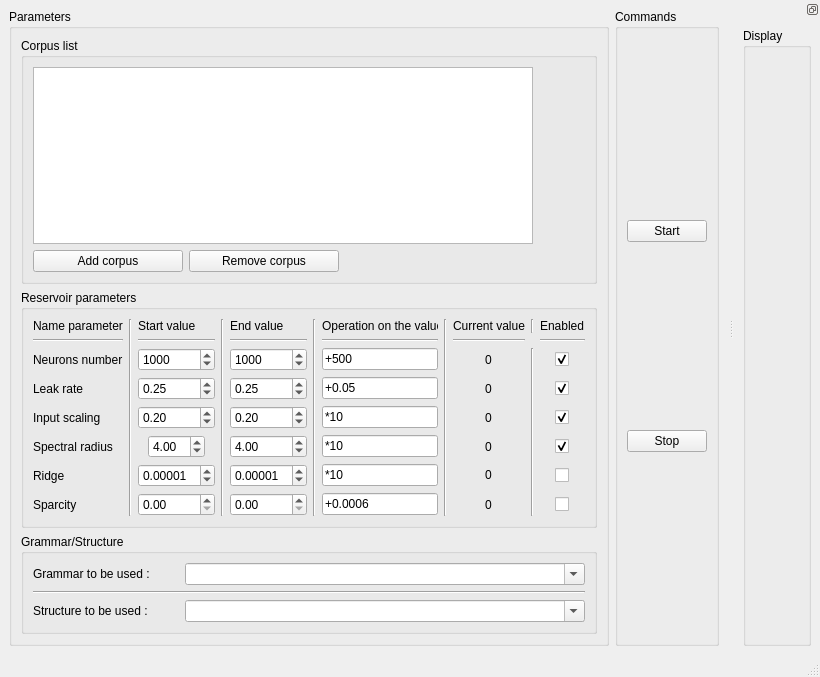
First picture: the form in reservoir/form/interfaceReservoir.ui, repository FlorianLance/neuron-computing-cuda, before the edit.
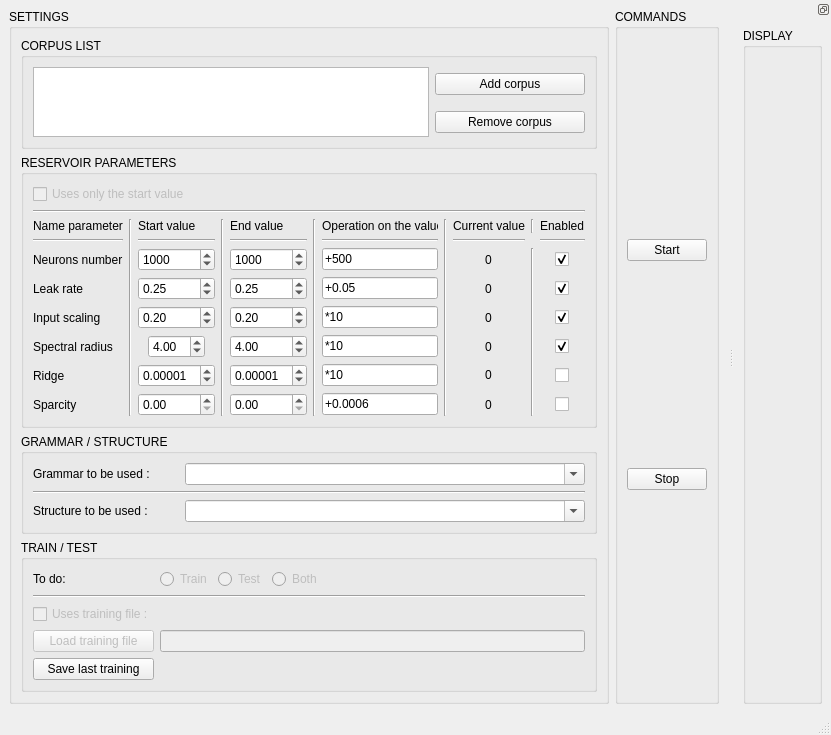
Second picture: the form after the edit.

Commit message: [interface][template]

Diff of the .ui file:
```diff
--- a/reservoir/form/interfaceReservoir.ui
+++ b/reservoir/form/interfaceReservoir.ui
@@ -7,7 +7,7 @@
     <x>0</x>
     <y>0</y>
     <width>753</width>
-    <height>677</height>
+    <height>694</height>
    </rect>
   </property>
   <property name="windowTitle">
@@ -18,7 +18,7 @@
     <item row="0" column="2">
      <widget class="QGroupBox" name="groupBox_4">
       <property name="title">
-       <string>Commands</string>
+       <string>COMMANDS</string>
       </property>
       <layout class="QGridLayout" name="gridLayout_9">
        <item row="0" column="1">
@@ -30,6 +30,9 @@
        </item>
        <item row="1" column="1">
         <widget class="QPushButton" name="pbStop">
+         <property name="enabled">
+          <bool>true</bool>
+         </property>
          <property name="text">
           <string>Stop</string>
          </property>
@@ -49,31 +52,121 @@
          </size>
         </property>
         <property name="title">
-         <string>Parameters</string>
+         <string>SETTINGS</string>
         </property>
         <layout class="QGridLayout" name="gridLayout_4">
+         <item row="3" column="0">
+          <widget class="QGroupBox" name="groupBox_7">
+           <property name="title">
+            <string>TRAIN / TEST</string>
+           </property>
+           <layout class="QGridLayout" name="gridLayout_7">
+            <item row="0" column="1">
+             <widget class="QRadioButton" name="rbTrain">
+              <property name="enabled">
+               <bool>false</bool>
+              </property>
+              <property name="text">
+               <string>Train</string>
+              </property>
+             </widget>
+            </item>
+            <item row="2" column="0">
+             <widget class="QCheckBox" name="cbTrainingFile">
+              <property name="enabled">
+               <bool>false</bool>
+              </property>
+              <property name="text">
+               <string>Uses training file :</string>
+              </property>
+             </widget>
+            </item>
+            <item row="3" column="0">
+             <widget class="QPushButton" name="pbLoadTrainingFile">
+              <property name="enabled">
+               <bool>false</bool>
+              </property>
+              <property name="text">
+               <string>Load training file</string>
+              </property>
+             </widget>
+            </item>
+            <item row="3" column="1" colspan="4">
+             <widget class="QLineEdit" name="leCurrentTrainingFile">
+              <property name="enabled">
+               <bool>false</bool>
+              </property>
+             </widget>
+            </item>
+            <item row="1" column="0" colspan="5">
+             <widget class="Line" name="line_14">
+              <property name="orientation">
+               <enum>Qt::Horizontal</enum>
+              </property>
+             </widget>
+            </item>
+            <item row="0" column="4">
+             <spacer name="horizontalSpacer">
+              <property name="orientation">
+               <enum>Qt::Horizontal</enum>
+              </property>
+              <property name="sizeHint" stdset="0">
+               <size>
+                <width>40</width>
+                <height>20</height>
+               </size>
+              </property>
+             </spacer>
+            </item>
+            <item row="0" column="0">
+             <widget class="QLabel" name="label_12">
+              <property name="text">
+               <string>To do:</string>
+              </property>
+             </widget>
+            </item>
+            <item row="0" column="2">
+             <widget class="QRadioButton" name="rbTest">
+              <property name="enabled">
+               <bool>false</bool>
+              </property>
+              <property name="text">
+               <string>Test</string>
+              </property>
+             </widget>
+            </item>
+            <item row="0" column="3">
+             <widget class="QRadioButton" name="rbBoth">
+              <property name="enabled">
+               <bool>false</bool>
+              </property>
+              <property name="text">
+               <string>Both</string>
+              </property>
+             </widget>
+            </item>
+            <item row="4" column="0">
+             <widget class="QPushButton" name="pbSaveLastTrainingFile">
+              <property name="enabled">
+               <bool>true</bool>
+              </property>
+              <property name="text">
+               <string>Save last training</string>
+              </property>
+             </widget>
+            </item>
+           </layout>
+          </widget>
+         </item>
          <item row="0" column="0">
           <layout class="QGridLayout" name="gridLayout_3">
            <item row="0" column="0">
             <widget class="QGroupBox" name="groupBox_3">
              <property name="title">
-              <string>Corpus list</string>
+              <string>CORPUS LIST</string>
              </property>
              <layout class="QGridLayout" name="gridLayout_5">
-              <item row="1" column="0">
-               <widget class="QPushButton" name="pbAddCorpus">
-                <property name="maximumSize">
-                 <size>
-                  <width>150</width>
-                  <height>16777215</height>
-                 </size>
-                </property>
-                <property name="text">
-                 <string>Add corpus</string>
-                </property>
-               </widget>
-              </item>
-              <item row="0" column="0" colspan="3">
+              <item row="0" column="0" rowspan="2" colspan="2">
                <widget class="QListWidget" name="lwCorpus">
                 <property name="maximumSize">
                  <size>
@@ -83,7 +176,7 @@
                 </property>
                </widget>
               </item>
-              <item row="1" column="1">
+              <item row="1" column="2">
                <widget class="QPushButton" name="pbRemoveCorpus">
                 <property name="maximumSize">
                  <size>
@@ -96,6 +189,19 @@
                 </property>
                </widget>
               </item>
+              <item row="0" column="2">
+               <widget class="QPushButton" name="pbAddCorpus">
+                <property name="maximumSize">
+                 <size>
+                  <width>150</width>
+                  <height>16777215</height>
+                 </size>
+                </property>
+                <property name="text">
+                 <string>Add corpus</string>
+                </property>
+               </widget>
+              </item>
              </layout>
             </widget>
            </item>
@@ -104,10 +210,17 @@
          <item row="1" column="0">
           <widget class="QGroupBox" name="groupBox_5">
            <property name="title">
-            <string>Reservoir parameters</string>
+            <string>RESERVOIR PARAMETERS</string>
            </property>
            <layout class="QGridLayout" name="gridLayout_6">
-            <item row="4" column="2">
+            <item row="2" column="2">
+             <widget class="QLabel" name="label_3">
+              <property name="text">
+               <string>Start value</string>
+              </property>
+             </widget>
+            </item>
+            <item row="6" column="2">
              <widget class="QDoubleSpinBox" name="sbStartIS">
               <property name="singleStep">
                <double>0.010000000000000</double>
@@ -117,7 +230,7 @@
               </property>
              </widget>
             </item>
-            <item row="4" column="4">
+            <item row="6" column="4">
              <widget class="QDoubleSpinBox" name="sbEndIS">
               <property name="singleStep">
                <double>0.010000000000000</double>
@@ -127,42 +240,35 @@
               </property>
              </widget>
             </item>
-            <item row="4" column="0">
+            <item row="6" column="0">
              <widget class="QLabel" name="label_7">
               <property name="text">
                <string>Input scaling</string>
               </property>
              </widget>
             </item>
-            <item row="3" column="0">
+            <item row="5" column="0">
              <widget class="QLabel" name="label_2">
               <property name="text">
                <string>Leak rate</string>
               </property>
              </widget>
             </item>
-            <item row="2" column="0">
+            <item row="4" column="0">
              <widget class="QLabel" name="label">
               <property name="text">
                <string>Neurons number</string>
               </property>
              </widget>
             </item>
-            <item row="0" column="2">
-             <widget class="QLabel" name="label_3">
-              <property name="text">
-               <string>Start value</string>
-              </property>
-             </widget>
-            </item>
-            <item row="0" column="3" rowspan="8">
+            <item row="2" column="3" rowspan="8">
              <widget class="Line" name="line_2">
               <property name="orientation">
                <enum>Qt::Vertical</enum>
               </property>
              </widget>
             </item>
-            <item row="3" column="2">
+            <item row="5" column="2">
              <widget class="QDoubleSpinBox" name="sbStartLeakRate">
               <property name="singleStep">
                <double>0.010000000000000</double>
@@ -172,70 +278,70 @@
               </property>
              </widget>
             </item>
-            <item row="3" column="4">
+            <item row="5" column="4">
              <widget class="QDoubleSpinBox" name="sbEndLeakRate">
               <property name="value">
                <double>0.250000000000000</double>
               </property>
              </widget>
             </item>
-            <item row="0" column="1" rowspan="8">
+            <item row="2" column="1" rowspan="8">
              <widget class="Line" name="line">
               <property name="orientation">
                <enum>Qt::Vertical</enum>
               </property>
              </widget>
             </item>
-            <item row="1" column="4">
+            <item row="3" column="4">
              <widget class="Line" name="line_3">
               <property name="orientation">
                <enum>Qt::Horizontal</enum>
               </property>
              </widget>
             </item>
-            <item row="0" column="4">
+            <item row="2" column="4">
              <widget class="QLabel" name="label_4">
               <property name="text">
                <string>End value</string>
               </property>
              </widget>
             </item>
-            <item row="0" column="0">
+            <item row="2" column="0">
              <widget class="QLabel" name="label_5">
               <property name="text">
                <string>Name parameter</string>
               </property>
              </widget>
             </item>
-            <item row="1" column="2">
+            <item row="3" column="2">
              <widget class="Line" name="line_4">
               <property name="orientation">
                <enum>Qt::Horizontal</enum>
               </property>
              </widget>
             </item>
-            <item row="0" column="6">
+            <item row="2" column="6">
              <widget class="QLabel" name="label_6">
               <property name="text">
                <string>Operation on the values</string>
               </property>
              </widget>
             </item>
-            <item row="1" column="0">
+            <item row="3" column="0">
              <widget class="Line" name="line_5">
               <property name="orientation">
                <enum>Qt::Horizontal</enum>
               </property>
              </widget>
             </item>
-            <item row="0" column="5" rowspan="8">
+            <item row="2" column="5" rowspan="8">
              <widget class="Line" name="line_6">
               <property name="orientation">
                <enum>Qt::Vertical</enum>
               </property>
              </widget>
             </item>
-            <item row="1" column="6">
+            <item row="3" column="6">
              <widget class="Line" name="line_7">
               <property name="maximumSize">
                <size>
@@ -248,7 +354,7 @@
               </property>
              </widget>
             </item>
-            <item row="2" column="2">
+            <item row="4" column="2">
              <widget class="QSpinBox" name="sbStartNeurons">
               <property name="minimum">
                <number>10</number>
@@ -264,7 +370,7 @@
               </property>
              </widget>
             </item>
-            <item row="2" column="6">
+            <item row="4" column="6">
              <widget class="QLineEdit" name="leNeuronsOperation">
               <property name="maximumSize">
                <size>
@@ -277,7 +383,7 @@
               </property>
              </widget>
             </item>
-            <item row="2" column="4">
+            <item row="4" column="4">
              <widget class="QSpinBox" name="sbEndNeurons">
               <property name="maximum">
                <number>100000</number>
@@ -287,7 +393,7 @@
               </property>
              </widget>
             </item>
-            <item row="3" column="6">
+            <item row="5" column="6">
              <widget class="QLineEdit" name="leLeakRateOperation">
               <property name="maximumSize">
                <size>
@@ -300,7 +406,7 @@
               </property>
              </widget>
             </item>
-            <item row="4" column="6">
+            <item row="6" column="6">
              <widget class="QLineEdit" name="leISOperation">
               <property name="maximumSize">
                <size>
@@ -313,28 +419,28 @@
               </property>
              </widget>
             </item>
-            <item row="5" column="0">
+            <item row="7" column="0">
              <widget class="QLabel" name="label_8">
               <property name="text">
                <string>Spectral radius</string>
               </property>
              </widget>
             </item>
-            <item row="6" column="0">
+            <item row="8" column="0">
              <widget class="QLabel" name="label_9">
               <property name="text">
                <string>Ridge</string>
               </property>
              </widget>
             </item>
-            <item row="7" column="0">
+            <item row="9" column="0">
              <widget class="QLabel" name="label_10">
               <property name="text">
                <string>Sparcity</string>
               </property>
              </widget>
             </item>
-            <item row="5" column="6">
+            <item row="7" column="6">
              <widget class="QLineEdit" name="leSpectralRadiusOperation">
               <property name="maximumSize">
                <size>
@@ -347,7 +453,7 @@
               </property>
              </widget>
             </item>
-            <item row="6" column="6">
+            <item row="8" column="6">
              <widget class="QLineEdit" name="leRidgeOperation">
               <property name="maximumSize">
                <size>
@@ -360,7 +466,7 @@
               </property>
              </widget>
             </item>
-            <item row="7" column="6">
+            <item row="9" column="6">
              <widget class="QLineEdit" name="leSparcityOperation">
               <property name="maximumSize">
                <size>
@@ -373,98 +479,98 @@
               </property>
              </widget>
             </item>
-            <item row="0" column="7" rowspan="8">
+            <item row="2" column="7" rowspan="8">
              <widget class="Line" name="line_8">
               <property name="orientation">
                <enum>Qt::Vertical</enum>
               </property>
              </widget>
             </item>
-            <item row="0" column="8">
+            <item row="2" column="8">
              <widget class="QLabel" name="label_11">
               <property name="text">
                <string>Current value</string>
               </property>
              </widget>
             </item>
-            <item row="7" column="8" alignment="Qt::AlignHCenter">
+            <item row="9" column="8" alignment="Qt::AlignHCenter">
              <widget class="QLabel" name="laSparcityValue">
               <property name="text">
                <string>0</string>
               </property>
              </widget>
             </item>
-            <item row="6" column="8" alignment="Qt::AlignHCenter|Qt::AlignVCenter">
+            <item row="8" column="8" alignment="Qt::AlignHCenter|Qt::AlignVCenter">
              <widget class="QLabel" name="laRidgeValue">
               <property name="text">
                <string>0</string>
               </property>
              </widget>
             </item>
-            <item row="5" column="8" alignment="Qt::AlignHCenter">
+            <item row="7" column="8" alignment="Qt::AlignHCenter">
              <widget class="QLabel" name="laSpectralRadiusValue">
               <property name="text">
                <string>0</string>
               </property>
              </widget>
             </item>
-            <item row="4" column="8" alignment="Qt::AlignHCenter">
+            <item row="6" column="8" alignment="Qt::AlignHCenter">
              <widget class="QLabel" name="laISValue">
               <property name="text">
                <string>0</string>
               </property>
              </widget>
             </item>
-            <item row="3" column="8" alignment="Qt::AlignHCenter">
+            <item row="5" column="8" alignment="Qt::AlignHCenter">
              <widget class="QLabel" name="laLeakRateValue">
               <property name="text">
                <string>0</string>
               </property>
              </widget>
             </item>
-            <item row="2" column="8" alignment="Qt::AlignHCenter">
+            <item row="4" column="8" alignment="Qt::AlignHCenter">
              <widget class="QLabel" name="laNeuronsValue">
               <property name="text">
                <string>0</string>
               </property>
              </widget>
             </item>
-            <item row="1" column="8">
+            <item row="3" column="8">
              <widget class="Line" name="line_9">
               <property name="orientation">
                <enum>Qt::Horizontal</enum>
               </property>
              </widget>
             </item>
-            <item row="0" column="10">
+            <item row="2" column="10">
              <widget class="QLabel" name="label_18">
               <property name="text">
                <string>Enabled</string>
               </property>
              </widget>
             </item>
-            <item row="0" column="9">
+            <item row="2" column="9">
              <widget class="Line" name="line_10">
               <property name="orientation">
                <enum>Qt::Vertical</enum>
               </property>
              </widget>
             </item>
-            <item row="2" column="9" rowspan="6">
+            <item row="4" column="9" rowspan="6">
              <widget class="Line" name="line_11">
               <property name="orientation">
                <enum>Qt::Vertical</enum>
               </property>
              </widget>
             </item>
-            <item row="1" column="10">
+            <item row="3" column="10">
              <widget class="Line" name="line_12">
               <property name="orientation">
                <enum>Qt::Horizontal</enum>
               </property>
              </widget>
             </item>
-            <item row="2" column="10" alignment="Qt::AlignHCenter">
+            <item row="4" column="10" alignment="Qt::AlignHCenter">
              <widget class="QCheckBox" name="cbNeurons">
               <property name="text">
                <string/>
@@ -474,7 +580,7 @@
               </property>
              </widget>
             </item>
-            <item row="3" column="10" alignment="Qt::AlignHCenter">
+            <item row="5" column="10" alignment="Qt::AlignHCenter">
              <widget class="QCheckBox" name="cbLeakRate">
               <property name="text">
                <string/>
@@ -484,7 +590,7 @@
               </property>
              </widget>
             </item>
-            <item row="4" column="10" alignment="Qt::AlignHCenter">
+            <item row="6" column="10" alignment="Qt::AlignHCenter">
              <widget class="QCheckBox" name="cbIS">
               <property name="text">
                <string/>
@@ -494,7 +600,7 @@
               </property>
              </widget>
             </item>
-            <item row="5" column="10" alignment="Qt::AlignHCenter">
+            <item row="7" column="10" alignment="Qt::AlignHCenter">
              <widget class="QCheckBox" name="cbSpectralRadius">
               <property name="text">
                <string/>
@@ -504,7 +610,7 @@
               </property>
              </widget>
             </item>
-            <item row="6" column="10" alignment="Qt::AlignHCenter">
+            <item row="8" column="10" alignment="Qt::AlignHCenter">
              <widget class="QCheckBox" name="cbRidge">
               <property name="enabled">
                <bool>true</bool>
@@ -517,28 +623,28 @@
               </property>
              </widget>
             </item>
-            <item row="7" column="10" alignment="Qt::AlignHCenter">
+            <item row="9" column="10" alignment="Qt::AlignHCenter">
              <widget class="QCheckBox" name="cbSparcity">
               <property name="text">
                <string/>
               </property>
              </widget>
             </item>
-            <item row="5" column="2" alignment="Qt::AlignHCenter">
+            <item row="7" column="2" alignment="Qt::AlignHCenter">
              <widget class="QDoubleSpinBox" name="sbStartSpectralRadius">
               <property name="value">
                <double>4.000000000000000</double>
               </property>
              </widget>
             </item>
-            <item row="5" column="4">
+            <item row="7" column="4">
              <widget class="QDoubleSpinBox" name="sbEndSpectralRadius">
               <property name="value">
                <double>4.000000000000000</double>
               </property>
              </widget>
             </item>
-            <item row="6" column="2" alignment="Qt::AlignVCenter">
+            <item row="8" column="2" alignment="Qt::AlignVCenter">
              <widget class="QDoubleSpinBox" name="sbStartRidge">
               <property name="decimals">
                <number>5</number>
@@ -551,7 +657,7 @@
               </property>
              </widget>
             </item>
-            <item row="6" column="4">
+            <item row="8" column="4">
              <widget class="QDoubleSpinBox" name="sbEndRidge">
               <property name="decimals">
                <number>5</number>
@@ -564,19 +670,36 @@
               </property>
              </widget>
             </item>
-            <item row="7" column="2">
+            <item row="9" column="2">
              <widget class="QDoubleSpinBox" name="sbStartSparcity"/>
             </item>
-            <item row="7" column="4">
+            <item row="9" column="4">
              <widget class="QDoubleSpinBox" name="sbEndSparcity"/>
             </item>
+            <item row="0" column="0" colspan="3">
+             <widget class="QCheckBox" name="checkBox">
+              <property name="enabled">
+               <bool>false</bool>
+              </property>
+              <property name="text">
+               <string>Uses only the start value</string>
+              </property>
+             </widget>
+            </item>
+            <item row="1" column="0" colspan="11">
+             <widget class="Line" name="line_15">
+              <property name="orientation">
+               <enum>Qt::Horizontal</enum>
+              </property>
+             </widget>
+            </item>
            </layout>
           </widget>
          </item>
          <item row="2" column="0">
           <widget class="QGroupBox" name="groupBox_6">
            <property name="title">
-            <string>Grammar/Structure</string>
+            <string>GRAMMAR / STRUCTURE</string>
            </property>
            <layout class="QGridLayout" name="gridLayout_10">
             <item row="2" column="0">
@@ -653,7 +776,7 @@
      <item row="0" column="0">
       <widget class="QGroupBox" name="groupBox_2">
        <property name="title">
-        <string>Display</string>
+        <string>DISPLAY</string>
        </property>
       </widget>
      </item>
```
The commit also changes 8 other files.
